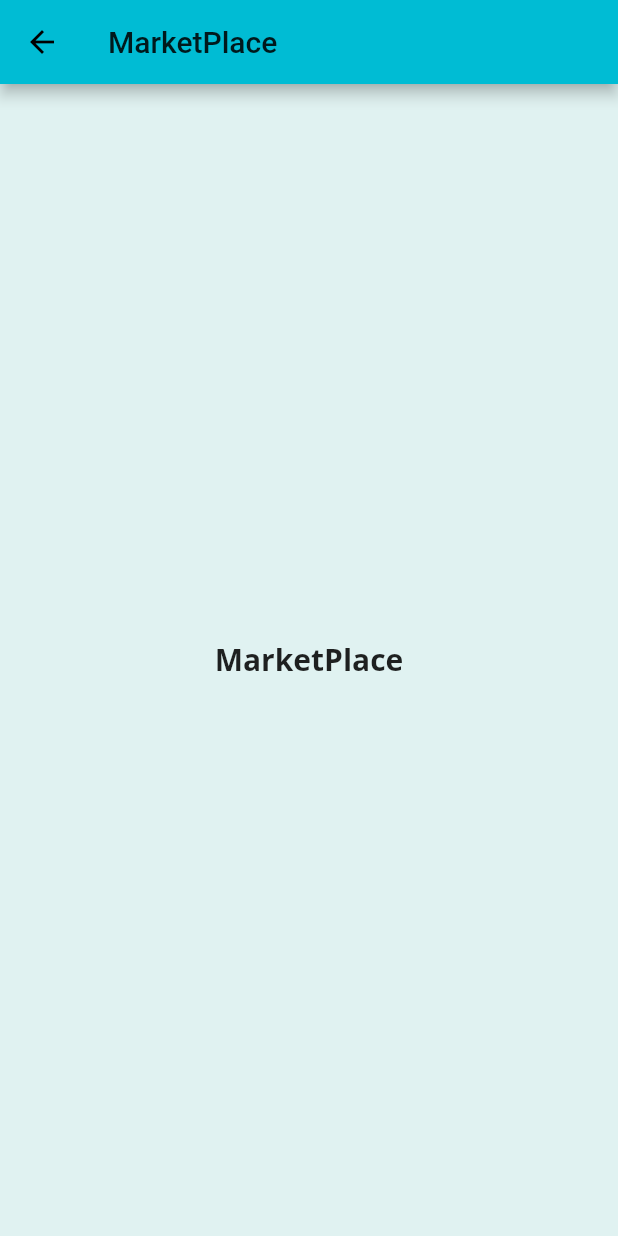
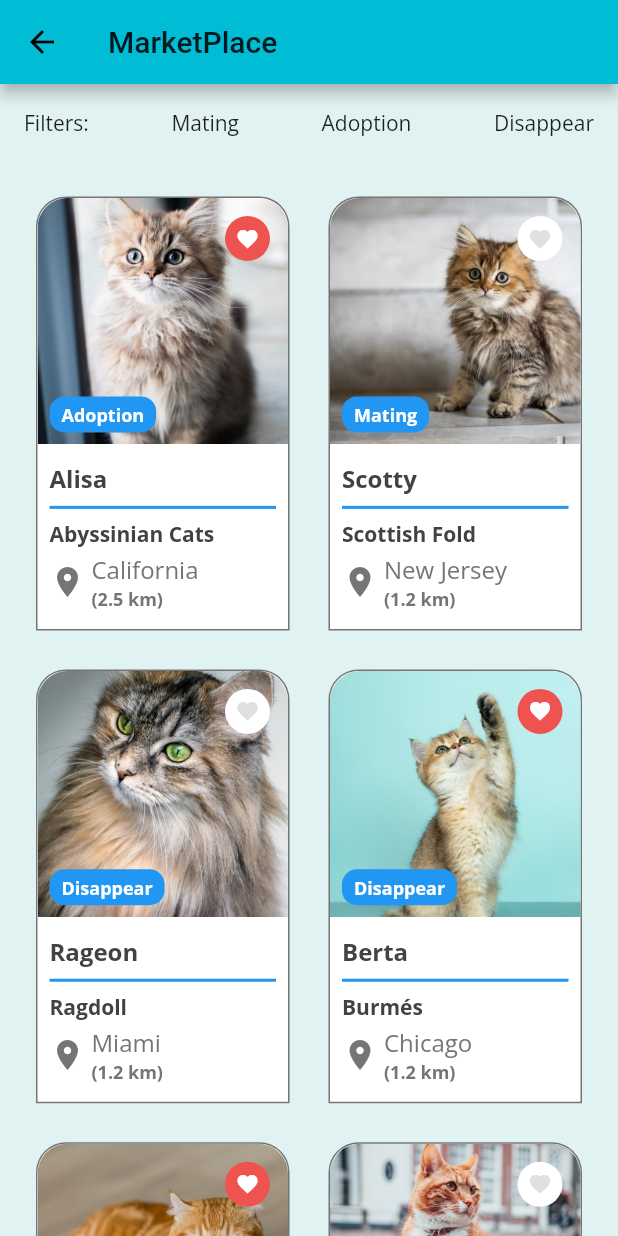
Before and after one commit to FoxyGirl/cats_book, a Flutter app: the MarketPlace screen opened directly, on a phone screen of 412 x 824 dp. Run offline on Flutter 3.47's test engine with Material 2 defaults, Android fonts, the phone set to English and light mode, and no system bars; our stand-ins replace bloc, copy_with_extension, equatable, firebase_auth, firebase_core, flutter_bloc and 4 more; accounts and stored records are empty; generated files the repository leaves out were written again.

Commit message:
Add CatWidget

```diff
--- a/lib/import.dart
+++ b/lib/import.dart
@@ -18,3 +18,4 @@ export 'screens/sign_up.dart';
 export 'screens/splash.dart';
 export 'screens/marketplace.dart';
 export 'widgets/avatar.dart';
+export 'widgets/cat.dart';
--- a/lib/screens/marketplace.dart
+++ b/lib/screens/marketplace.dart
@@ -13,22 +13,50 @@ class MarketPlace extends StatelessWidget {
 
   @override
   Widget build(BuildContext context) {
-    print(catsJSON.runtimeType);
-    print('catsList ${catsList.runtimeType} ${catsList.length}');
-    var cat = catsList[0];
-    print('first act = ${cat.name}');
+    // print(catsJSON.runtimeType);
+    // print('catsList ${catsList.runtimeType} ${catsList.length}');
+    // var cat = catsList[0];
+    // print('first cat = ${cat.name}');
 
     return Scaffold(
-      appBar: AppBar(title: const Text('MarketPlace')),
-      body: Padding(
-        padding: const EdgeInsets.all(8.0),
-        child: Center(
-          child: Text(
-            'MarketPlace',
-            style: TextStyle(fontSize: 20, fontWeight: FontWeight.bold),
-          ),
-        ),
-      ),
-    );
+        appBar: AppBar(title: const Text('MarketPlace')),
+        body: Column(
+          crossAxisAlignment: CrossAxisAlignment.start,
+          children: <Widget>[
+            Padding(
+              padding: EdgeInsets.only(
+                right: 16,
+                left: 16,
+                top: 16,
+                bottom: 32,
+              ),
+              child: Row(
+                mainAxisAlignment: MainAxisAlignment.spaceBetween,
+                children: <Widget>[
+                  Text("Filters:"),
+                  Text("Mating"),
+                  Text("Adoption"),
+                  Text("Disappear"),
+                ],
+              ),
+            ),
+            Expanded(
+              child: Padding(
+                padding: EdgeInsets.symmetric(horizontal: 16),
+                child: GridView.count(
+                  physics: BouncingScrollPhysics(),
+                  childAspectRatio: 1 / 1.65,
+                  crossAxisCount: 2,
+                  crossAxisSpacing: 10,
+                  mainAxisSpacing: 10,
+                  children: catsList.map((cat) {
+                    int index = catsList.indexOf(cat);
+                    return CatWidget(cat: cat, index: index);
+                  }).toList(),
+                ),
+              ),
+            ),
+          ],
+        ));
   }
 }
--- /dev/null
+++ b/lib/widgets/cat.dart
@@ -0,0 +1,173 @@
+import 'package:flutter/material.dart';
+import 'package:cats_book/import.dart';
+
+class CatWidget extends StatelessWidget {
+  CatWidget({
+    @required this.cat,
+    @required this.index,
+  });
+
+  final CatModel cat;
+  final int index;
+
+  @override
+  Widget build(BuildContext context) {
+    return GestureDetector(
+      onTap: () {
+        print('Tap!');
+      },
+      child: Container(
+        decoration: BoxDecoration(
+          color: Colors.white,
+          borderRadius: BorderRadius.only(
+            topLeft: Radius.circular(20),
+            topRight: Radius.circular(20),
+          ),
+          border: Border.all(
+            color: Colors.grey[600],
+            width: 1,
+          ),
+        ),
+        width: 20,
+        margin: EdgeInsets.all(8),
+        child: Column(
+          crossAxisAlignment: CrossAxisAlignment.stretch,
+          children: [
+            Expanded(
+              child: Stack(
+                children: [
+                  Hero(
+                    tag: cat.imageUrl,
+                    child: Container(
+                      decoration: BoxDecoration(
+                        image: DecorationImage(
+                          image: AssetImage(cat.imageUrl),
+                          fit: BoxFit.cover,
+                        ),
+                        borderRadius: BorderRadius.only(
+                          topLeft: Radius.circular(20),
+                          topRight: Radius.circular(20),
+                        ),
+                      ),
+                    ),
+                  ),
+                  Align(
+                    alignment: Alignment.topRight,
+                    child: Padding(
+                      padding: EdgeInsets.all(12),
+                      child: Container(
+                        height: 30,
+                        width: 30,
+                        decoration: BoxDecoration(
+                          shape: BoxShape.circle,
+                          color: cat.favorite ? Colors.red[400] : Colors.white,
+                        ),
+                        child: Icon(
+                          Icons.favorite,
+                          size: 16,
+                          color: cat.favorite ? Colors.white : Colors.grey[300],
+                        ),
+                      ),
+                    ),
+                  ),
+                  Align(
+                    alignment: Alignment.bottomLeft,
+                    child: Padding(
+                      padding: const EdgeInsets.all(8.0),
+                      child: Container(
+                        decoration: BoxDecoration(
+                          color: Colors.blue,
+                          borderRadius: BorderRadius.all(Radius.circular(10)),
+                        ),
+                        padding: EdgeInsets.symmetric(
+                          horizontal: 8,
+                          vertical: 4,
+                        ),
+                        child: Text(
+                          cat.condition,
+                          style: TextStyle(
+                            color: Colors.white,
+                            fontWeight: FontWeight.bold,
+                            fontSize: 12,
+                          ),
+                        ),
+                      ),
+                    ),
+                  )
+                ],
+              ),
+            ),
+            Padding(
+              padding: EdgeInsets.symmetric(
+                horizontal: 8,
+                vertical: 12,
+              ),
+              child: Column(
+                crossAxisAlignment: CrossAxisAlignment.start,
+                children: [
+                  Text(
+                    cat.name,
+                    style: TextStyle(
+                      color: Colors.grey[800],
+                      fontSize: 16,
+                      fontWeight: FontWeight.bold,
+                    ),
+                  ),
+                  Divider(
+                    color: Colors.blue,
+                    thickness: 2,
+                  ),
+                  Text(
+                    cat.breed,
+                    style: TextStyle(
+                      color: Colors.grey[800],
+                      fontSize: 14,
+                      fontWeight: FontWeight.bold,
+                    ),
+                  ),
+                  SizedBox(
+                    height: 4,
+                  ),
+                  Row(
+                    children: [
+                      Icon(
+                        Icons.location_on,
+                        color: Colors.grey[600],
+                      ),
+                      SizedBox(
+                        width: 4,
+                      ),
+                      Column(
+                        crossAxisAlignment: CrossAxisAlignment.start,
+                        children: [
+                          Text(
+                            cat.location,
+                            style: TextStyle(
+                              color: Colors.grey[600],
+                              fontSize: 16,
+                            ),
+                          ),
+                          SizedBox(
+                            width: 4,
+                          ),
+                          Text(
+                            '(${cat.distance} km)',
+                            style: TextStyle(
+                              color: Colors.grey[600],
+                              fontSize: 12,
+                              fontWeight: FontWeight.bold,
+                            ),
+                          ),
+                        ],
+                      )
+                    ],
+                  )
+                ],
+              ),
+            ),
+          ],
+        ),
+      ),
+    );
+  }
+}
--- a/pubspec.yaml
+++ b/pubspec.yaml
@@ -66,6 +66,8 @@ flutter:
   # To add assets to your application, add an assets section, like this:
   assets:
     - assets/
+    - assets/images/
+    - assets/images/cats/
   #   - images/a_dot_burr.jpeg
   #   - images/a_dot_ham.jpeg
   # An image asset can refer to one or more resolution-specific "variants", see
```
